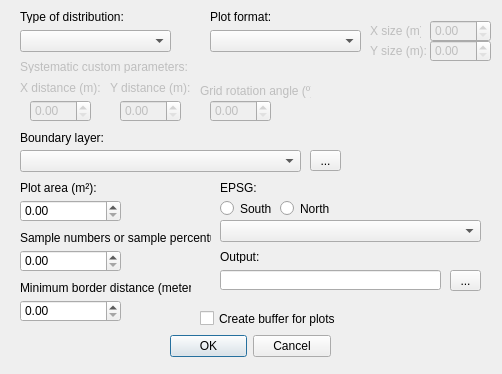
The window that plot_alocation_dialog_base.ui (RichterV/ForestPyTools-QGIS-module) describes before a commit, drawn with Qt 5.
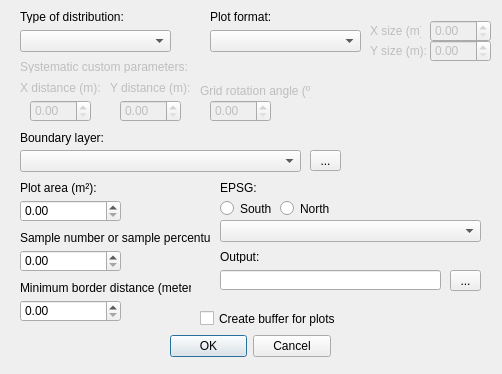
The same window after the commit.

Commit message:
alteração de labales
alteração das labels QT design

Diff of the .ui file:
```diff
--- a/plot_alocation_dialog_base.ui
+++ b/plot_alocation_dialog_base.ui
@@ -65,7 +65,7 @@
     </rect>
    </property>
    <property name="text">
-    <string>Sample numbers or sample percentual:</string>
+    <string>Sample number or sample percentual:</string>
    </property>
   </widget>
   <widget class="QLabel" name="label_4">
```
The commit also changes 1 other file.
